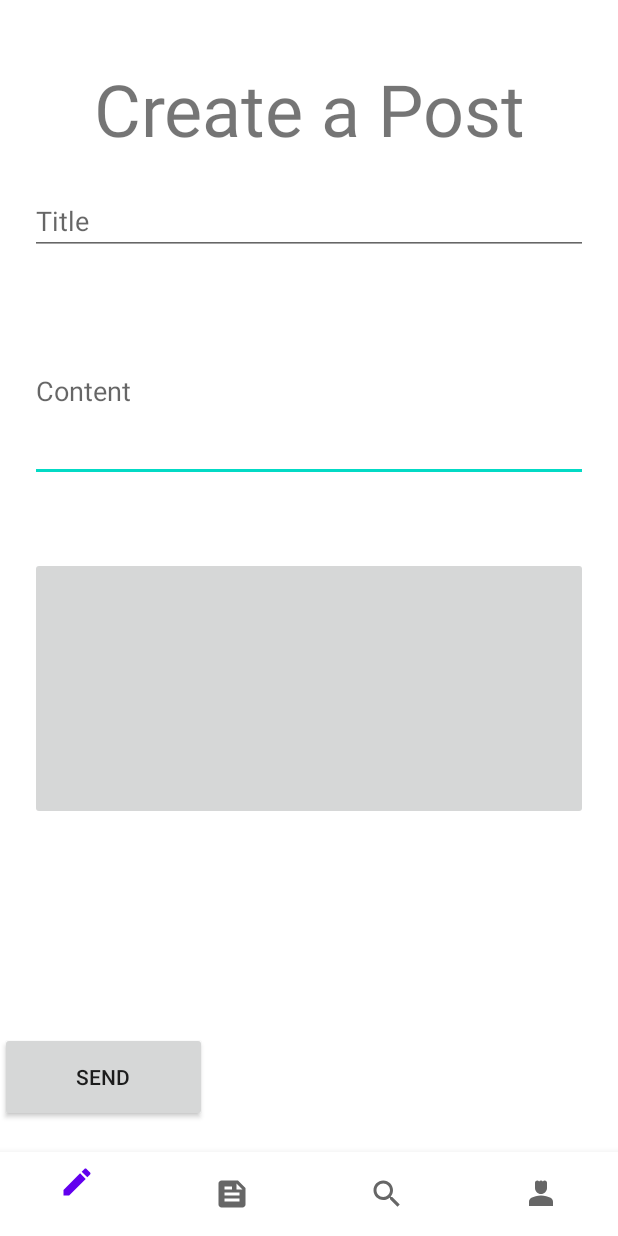
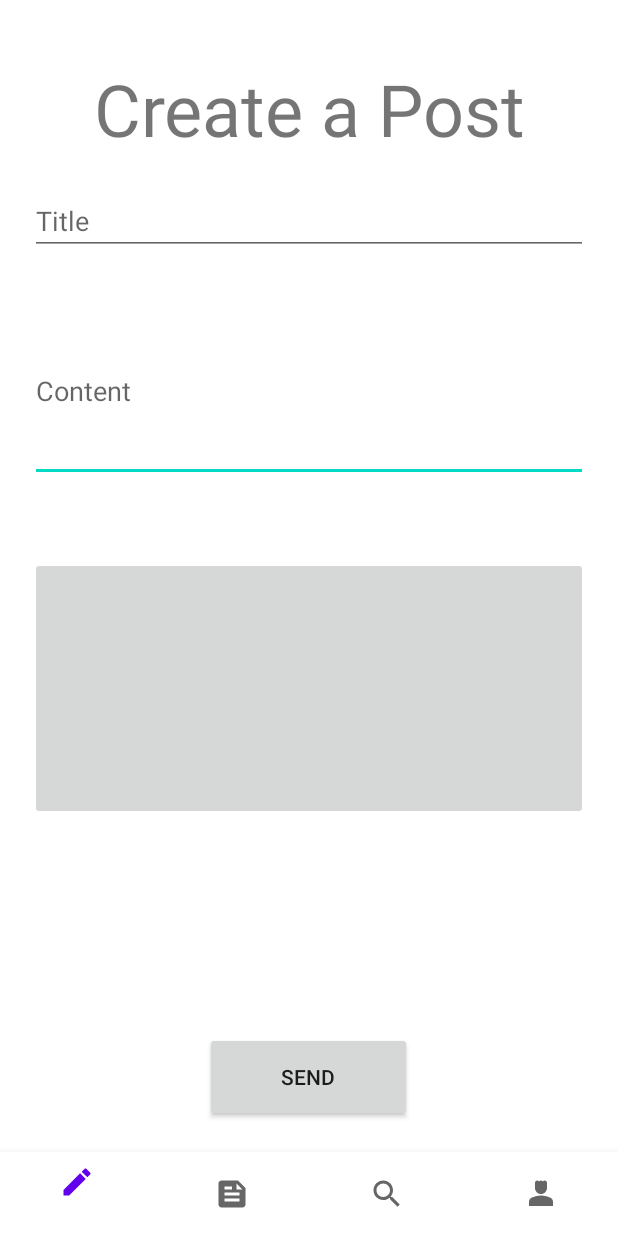
Before and after one commit to AdriMareel/AndroidProjectSocialNetwork, an Android app: the PostActivity screen opened directly, with no data from a screen before it, on a phone screen of 412 x 824 dp. Run offline under Robolectric (Android 15) with nearby library versions, the phone set to English and light mode, and no system bars; our stand-ins replace Firebase (no records; nobody signed in at launch, a user with empty details on screens opened directly); pictures from the network do not load.

Commit message:
Centrage bouton SEND

```diff
--- a/app/src/main/res/layout/fragment_dashboard.xml
+++ b/app/src/main/res/layout/fragment_dashboard.xml
@@ -69,10 +69,13 @@
             android:id="@+id/sendButton"
             android:layout_width="138dp"
             android:layout_height="60dp"
+            android:layout_marginStart="136dp"
+            android:layout_marginEnd="137dp"
             android:layout_marginBottom="20dp"
             android:text="Send"
             app:layout_constraintBottom_toTopOf="@+id/bottomNavigationView"
-            tools:layout_editor_absoluteX="136dp" />
+            app:layout_constraintEnd_toEndOf="parent"
+            app:layout_constraintStart_toStartOf="parent" />
 
         <com.google.android.material.bottomnavigation.BottomNavigationView
             android:id="@+id/bottomNavigationView"
```
